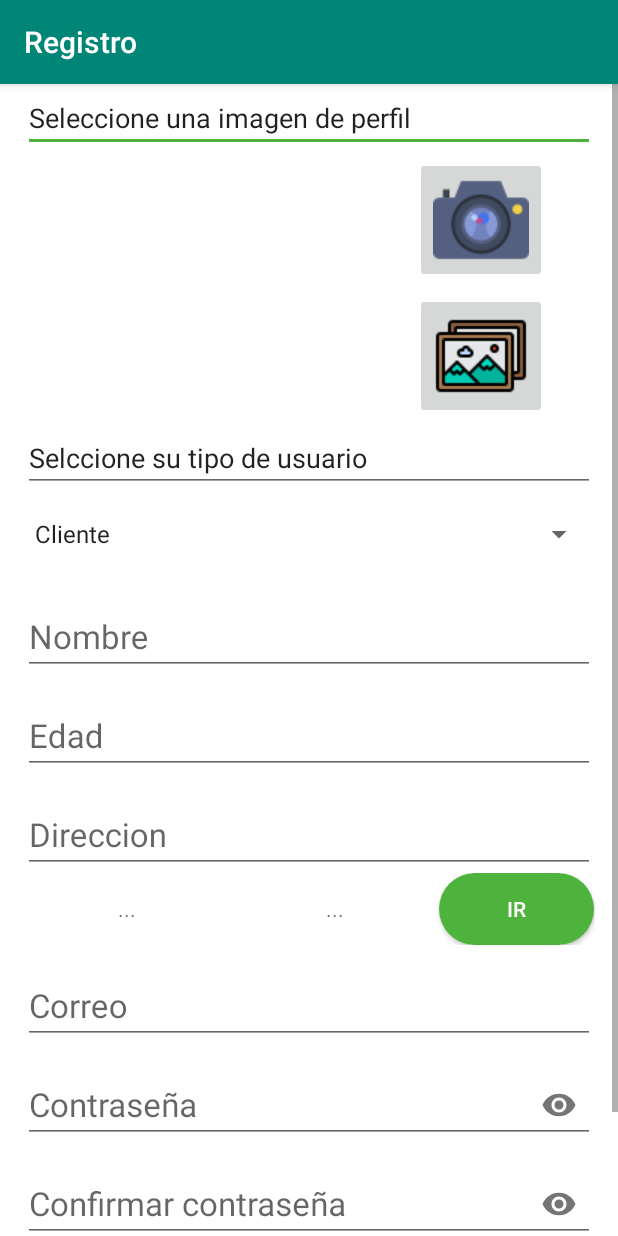
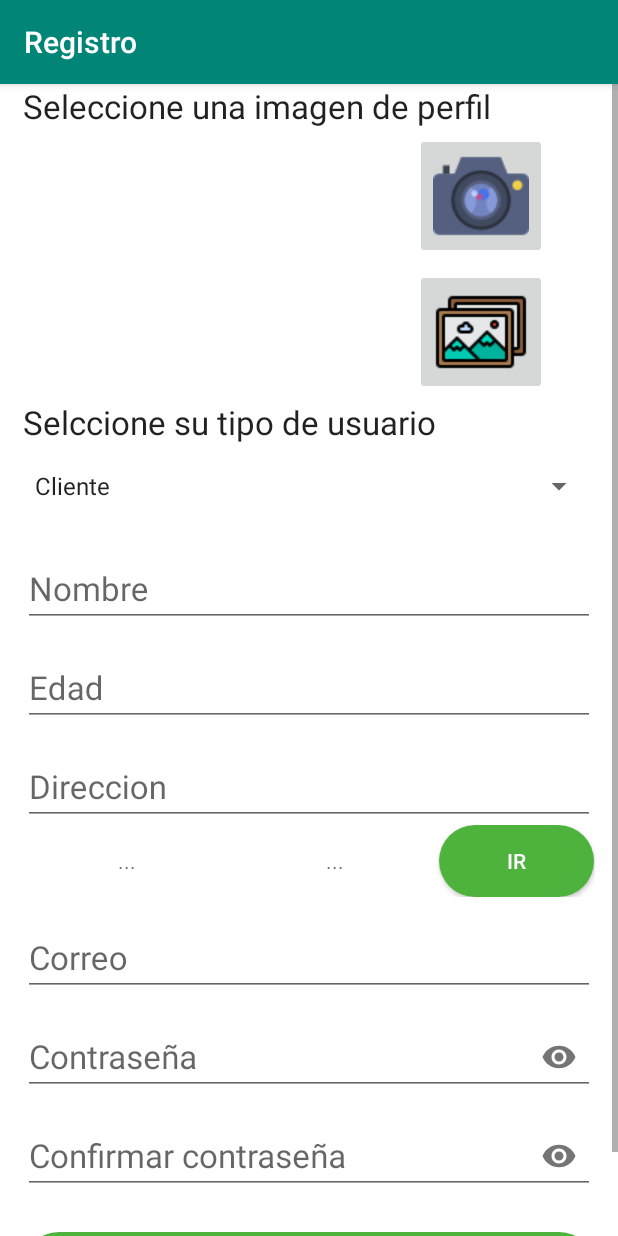
Before and after one commit to KarenCelis/WowGuau, an Android app: the Registro screen opened directly, with no data from a screen before it, on a phone screen of 412 x 824 dp. Run offline under Robolectric (Android 15) with nearby library versions, the phone set to English and light mode, and no system bars; our stand-ins replace Firebase (no records; nobody signed in at launch, a user with empty details on screens opened directly).

Commit message:
Update activity_registro.xml

```diff
--- a/WowGuauV2/app/src/main/res/layout/activity_registro.xml
+++ b/WowGuauV2/app/src/main/res/layout/activity_registro.xml
@@ -21,14 +21,15 @@
             android:paddingRight="15dp"
             android:paddingBottom="15dp">
 
-            <EditText
+            <TextView
                 android:id="@+id/editText"
                 android:layout_width="match_parent"
                 android:layout_height="wrap_content"
                 android:layout_gravity="center"
                 android:ems="10"
                 android:inputType="textPersonName"
-                android:text="Seleccione una imagen de perfil" />
+                android:text="Seleccione una imagen de perfil"
+                android:textAppearance="@style/TextAppearance.AppCompat.Large" />
 
             <LinearLayout
                 android:layout_width="match_parent"
@@ -72,13 +73,14 @@
 
             </LinearLayout>
 
-            <EditText
+            <TextView
                 android:id="@+id/editText2"
                 android:layout_width="match_parent"
                 android:layout_height="wrap_content"
                 android:ems="10"
                 android:inputType="textPersonName"
-                android:text="Selccione su tipo de usuario" />
+                android:text="Selccione su tipo de usuario"
+                android:textAppearance="@style/TextAppearance.AppCompat.Large" />
 
             <Spinner
                 android:id="@+id/spinner"
```
